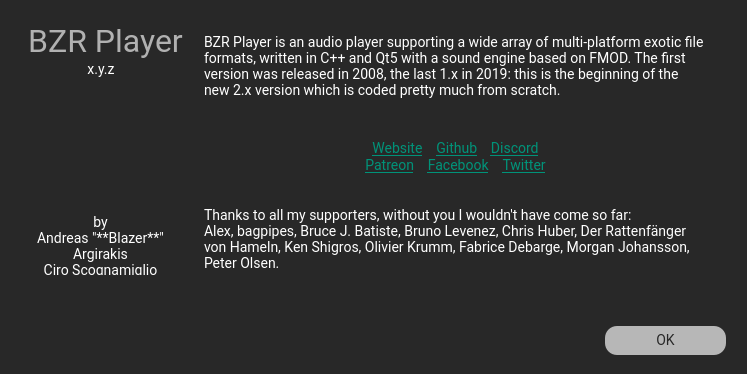
Qt form src/app/about.ui (aargirakis/BZRPlayer) before a commit.
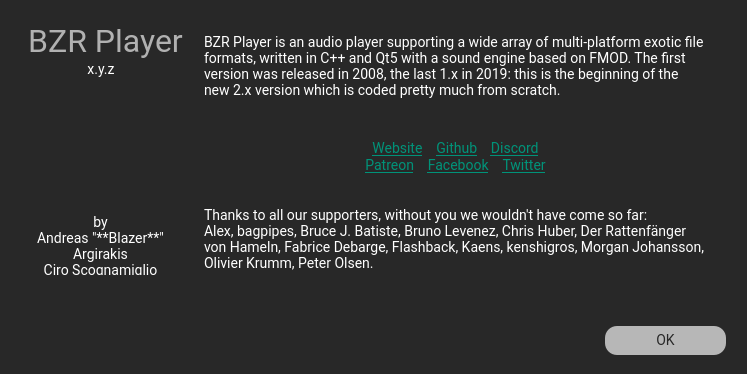
The same form after that commit. Icons and pictures are not drawn.

Commit message: chore(ui): update credits

Patch:
```diff
--- a/src/app/about.ui
+++ b/src/app/about.ui
@@ -171,7 +171,7 @@
 &lt;p align=&quot;center&quot; style=&quot; margin-top:0px; margin-bottom:0px; margin-left:0px; margin-right:0px; -qt-block-indent:0; text-indent:0px;&quot;&gt;&lt;a href=&quot;http://bzrplayer.blazer.nu&quot;&gt;&lt;span style=&quot; font-size:14px; text-decoration: underline; color:#009379;&quot;&gt;Website&lt;/span&gt;&lt;/a&gt;&lt;span style=&quot; font-size:14px;&quot;&gt;    &lt;/span&gt;&lt;a href=&quot;https://github.com/aargirakis/BZRPlayer&quot;&gt;&lt;span style=&quot; font-size:14px; text-decoration: underline; color:#009379;&quot;&gt;Github&lt;/span&gt;&lt;/a&gt;&lt;span style=&quot; font-size:14px;&quot;&gt;    &lt;/span&gt;&lt;a href=&quot;https://discord.gg/feEBce8cFe&quot;&gt;&lt;span style=&quot; font-size:14px; text-decoration: underline; color:#009379;&quot;&gt;Discord&lt;/span&gt;&lt;/a&gt;&lt;/p&gt;
 &lt;p align=&quot;center&quot; style=&quot; margin-top:0px; margin-bottom:0px; margin-left:0px; margin-right:0px; -qt-block-indent:0; text-indent:0px;&quot;&gt;&lt;a href=&quot;https://www.patreon.com/bzrplayer&quot;&gt;&lt;span style=&quot; font-size:14px; text-decoration: underline; color:#009379;&quot;&gt;Patreon&lt;/span&gt;&lt;/a&gt;&lt;span style=&quot; font-size:14px;&quot;&gt;    &lt;/span&gt;&lt;a href=&quot;https://www.facebook.com/BZRPlayer&quot;&gt;&lt;span style=&quot; font-size:14px; text-decoration: underline; color:#009379;&quot;&gt;Facebook&lt;/span&gt;&lt;/a&gt;&lt;span style=&quot; font-size:14px;&quot;&gt;    &lt;/span&gt;&lt;a href=&quot;https://twitter.com/BZRPlayer&quot;&gt;&lt;span style=&quot; font-size:14px; text-decoration: underline; color:#009379;&quot;&gt;Twitter&lt;/span&gt;&lt;/a&gt;&lt;/p&gt;
 &lt;p style=&quot;-qt-paragraph-type:empty; margin-top:0px; margin-bottom:0px; margin-left:0px; margin-right:0px; -qt-block-indent:0; text-indent:0px;&quot;&gt;&lt;br /&gt;&lt;/p&gt;
-&lt;p style=&quot; margin-top:0px; margin-bottom:0px; margin-left:0px; margin-right:0px; -qt-block-indent:0; text-indent:0px;&quot;&gt;&lt;span style=&quot; font-size:14px;&quot;&gt;&lt;br /&gt;Thanks to all my supporters, without you I wouldn't have come so far:&lt;br /&gt;Alex, bagpipes, Bruce J. Batiste, Bruno Levenez, Chris Huber, Der Rattenfänger von Hameln, Ken Shigros, Olivier Krumm, Fabrice Debarge, Morgan Johansson, Peter Olsen.&lt;/span&gt;&lt;/p&gt;&lt;/body&gt;&lt;/html&gt;</string>
+&lt;p style=&quot; margin-top:0px; margin-bottom:0px; margin-left:0px; margin-right:0px; -qt-block-indent:0; text-indent:0px;&quot;&gt;&lt;span style=&quot; font-size:14px;&quot;&gt;&lt;br /&gt;Thanks to all our supporters, without you we wouldn't have come so far:&lt;br /&gt;Alex, bagpipes, Bruce J. Batiste, Bruno Levenez, Chris Huber, Der Rattenfänger von Hameln, Fabrice Debarge, Flashback, Kaens, kenshigros, Morgan Johansson, Olivier Krumm, Peter Olsen.&lt;/span&gt;&lt;/p&gt;&lt;/body&gt;&lt;/html&gt;</string>
    </property>
    <property name="openExternalLinks">
     <bool>true</bool>
```
